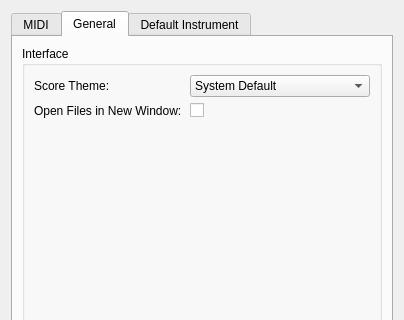
This is source/dialogs/preferencesdialog.ui in powertab/powertabeditor as Qt 5 draws it before an edit; both pictures show x 0 to 404 and y 0 to 320 of the 404 by 574 pixel window. The edited form follows.
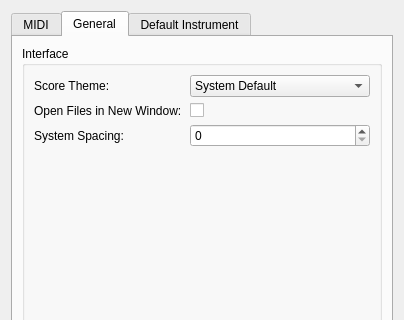
This is the edited form. The open tabs and pages were chosen to show the change. Custom widgets are drawn as their Qt base class.

Commit message:
Add custom system spacing
System spacing can now be set in Preferences->General tab

```diff
--- a/source/dialogs/preferencesdialog.ui
+++ b/source/dialogs/preferencesdialog.ui
@@ -275,6 +275,16 @@
               </item>
              </widget>
             </item>
+            <item row="2" column="0">
+              <widget class="QLabel" name="systemSpacingLabel">
+                <property name="text">
+                  <string>System Spacing:</string>
+                </property>
+              </widget>
+            </item>
+            <item row="2" column="1">
+              <widget class="QSpinBox" name="systemSpacingSpinBox"/>
+            </item>
            </layout>
           </item>
          </layout>
```
The commit also changes 5 other files.
